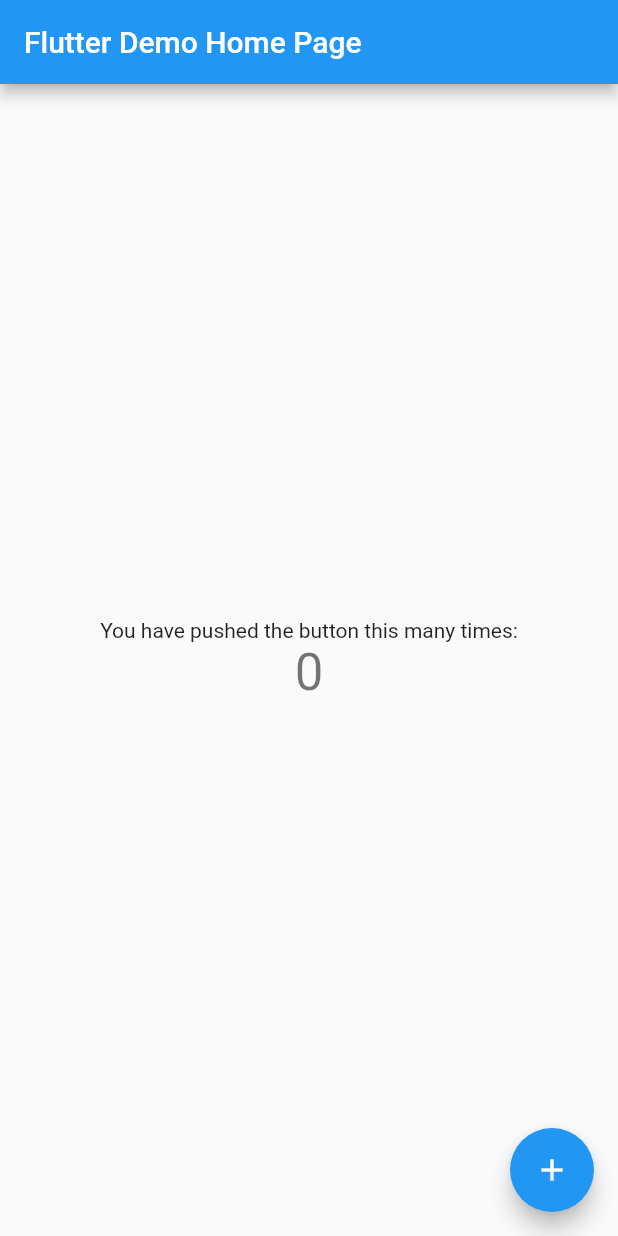
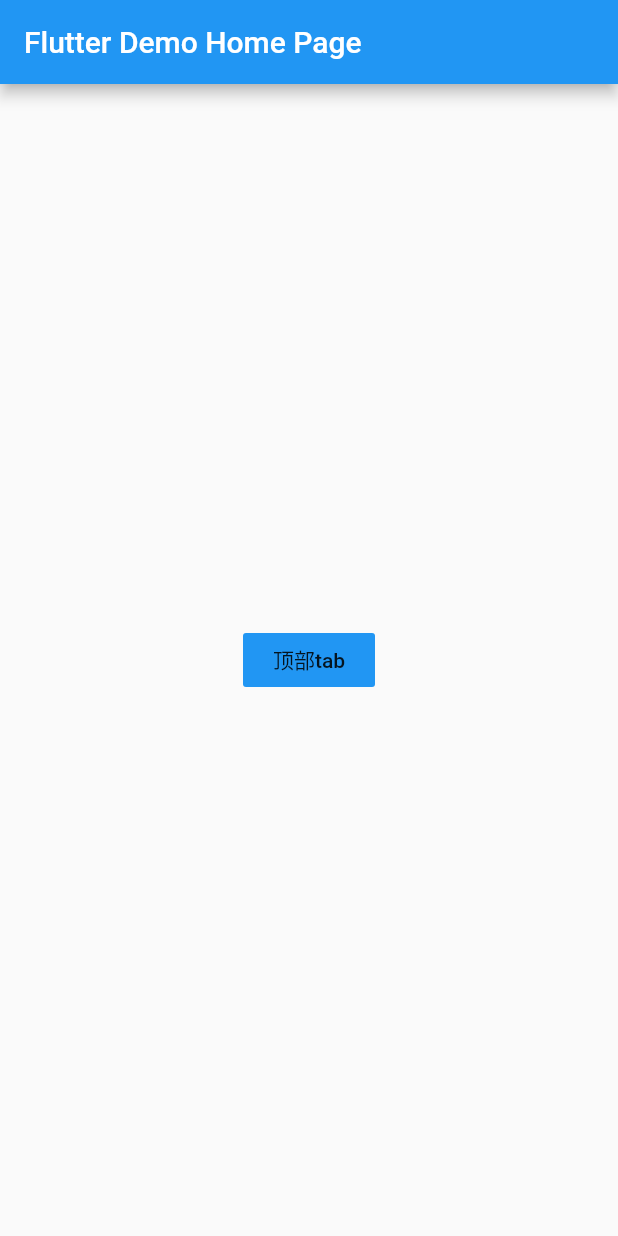
Before and after one commit to melody5417/flutter_demo, a Flutter app: the screen it shows after launch, on a phone screen of 412 x 824 dp. Run offline on Flutter 3.47's test engine with Material 2 defaults, Android fonts, the phone set to English and light mode, and no system bars.

Commit message:
add demo for top bar

```diff
--- a/flutter_demo/lib/MyHomePage.dart
+++ b/flutter_demo/lib/MyHomePage.dart
@@ -1,4 +1,5 @@
 import 'package:flutter/material.dart';
+import 'package:melody_flutter_demo/Tab/top_tab.dart';
 
 class MyHomePage extends StatefulWidget {
   MyHomePage({Key key, this.title}) : super(key: key);
@@ -19,68 +20,32 @@ class MyHomePage extends StatefulWidget {
 }
 
 class _MyHomePageState extends State<MyHomePage> {
-  int _counter = 0;
-
-  void _incrementCounter() {
-    setState(() {
-      // This call to setState tells the Flutter framework that something has
-      // changed in this State, which causes it to rerun the build method below
-      // so that the display can reflect the updated values. If we changed
-      // _counter without calling setState(), then the build method would not be
-      // called again, and so nothing would appear to happen.
-      _counter++;
-    });
-  }
-
   @override
   Widget build(BuildContext context) {
-    // This method is rerun every time setState is called, for instance as done
-    // by the _incrementCounter method above.
-    //
-    // The Flutter framework has been optimized to make rerunning build methods
-    // fast, so that you can just rebuild anything that needs updating rather
-    // than having to individually change instances of widgets.
     return Scaffold(
       appBar: AppBar(
-        // Here we take the value from the MyHomePage object that was created by
-        // the App.build method, and use it to set our appbar title.
         title: Text(widget.title),
       ),
       body: Center(
-        // Center is a layout widget. It takes a single child and positions it
-        // in the middle of the parent.
         child: Column(
-          // Column is also layout widget. It takes a list of children and
-          // arranges them vertically. By default, it sizes itself to fit its
-          // children horizontally, and tries to be as tall as its parent.
-          //
-          // Invoke "debug painting" (press "p" in the console, choose the
-          // "Toggle Debug Paint" action from the Flutter Inspector in Android
-          // Studio, or the "Toggle Debug Paint" command in Visual Studio Code)
-          // to see the wireframe for each widget.
-          //
-          // Column has various properties to control how it sizes itself and
-          // how it positions its children. Here we use mainAxisAlignment to
-          // center the children vertically; the main axis here is the vertical
-          // axis because Columns are vertical (the cross axis would be
-          // horizontal).
           mainAxisAlignment: MainAxisAlignment.center,
           children: <Widget>[
-            Text(
-              'You have pushed the button this many times:',
+            FlatButton(
+              onPressed: (){
+                Navigator.push(
+                  context,
+                  new MaterialPageRoute(builder: (context) => new WYQTopBar()),
+                );
+              },
+              child: Text(
+                "顶部tab",
+              ),
+              color: Colors.blue,
             ),
-            Text(
-              '$_counter',
-              style: Theme.of(context).textTheme.display1,
-            ),
+
           ],
         ),
       ),
-      floatingActionButton: FloatingActionButton(
-        onPressed: _incrementCounter,
-        tooltip: 'Increment',
-        child: Icon(Icons.add),
-      ), // This trailing comma makes auto-formatting nicer for build methods.
     );
   }
 }
```
Also changed, not shown: flutter_demo/lib/Tab/top_tab.dart (added, +47 -0 lines).
